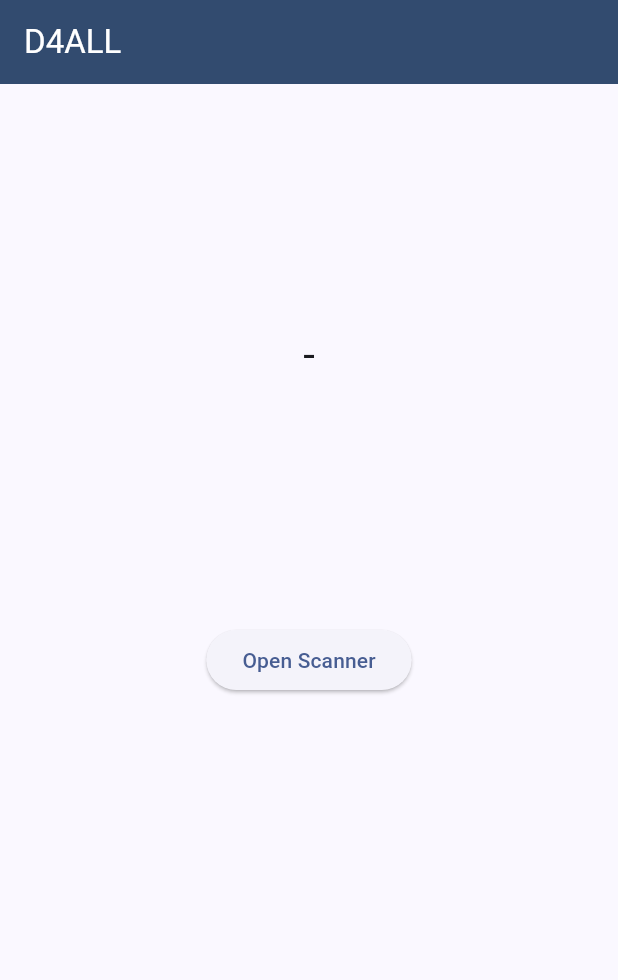
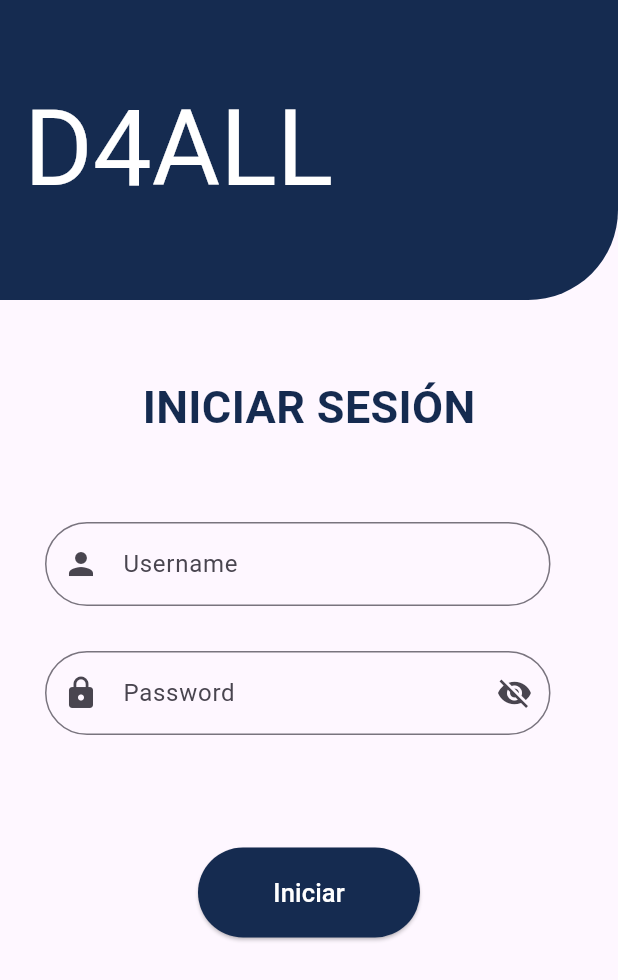
Before and after one commit to jppca/flutter_application_test, a Flutter app: the screen it shows after launch, on a phone screen of 412 x 824 dp. Shown: the top 980 px of the screen. Run offline on Flutter 3.47's test engine with Material 3 defaults, Android fonts, the phone set to English and light mode, and no system bars; missing offline and left inert: simple_barcode_scanner.

Commit message:
appm-000: Added page login and custom widgets.

```diff
--- a/lib/main.dart
+++ b/lib/main.dart
@@ -1,76 +1,30 @@
 import 'package:flutter/material.dart';
-import 'package:simple_barcode_scanner/simple_barcode_scanner.dart';
+import 'package:flutter/services.dart';
+
+// Custom Imports
+import 'package:flutter_application_test/routes/routes.dart';
 
 void main() {
   runApp(const MyApp());
 }
 
 class MyApp extends StatelessWidget {
-  const MyApp({super.key});
+  const MyApp({Key? key}) : super(key: key);
+
   @override
   Widget build(BuildContext context) {
+    //Fixed orientation in the app
+    SystemChrome.setPreferredOrientations(
+        [DeviceOrientation.portraitUp, DeviceOrientation.portraitDown]);
+    //Navigation bar color in the app
+    SystemChrome.setSystemUIOverlayStyle(const SystemUiOverlayStyle(
+      systemNavigationBarColor: Color.fromRGBO(242, 242, 242, 1),
+    ));
     return MaterialApp(
-      title: 'D4ALL Demo',
-      theme: ThemeData(
-        colorScheme: ColorScheme.fromSeed(seedColor: Colors.blue.shade900),
-        useMaterial3: true,
-      ),
-      home: const MyHomePage(title: 'D4ALL'),
+      debugShowCheckedModeBanner: false,
+      title: 'Test',
+      initialRoute: 'login',
+      routes: appRoutes,
     );
   }
 }
-
-class MyHomePage extends StatefulWidget {
-  const MyHomePage({super.key, required this.title});
-  final String title;
-  @override
-  State<MyHomePage> createState() => _MyHomePageState();
-}
-
-class _MyHomePageState extends State<MyHomePage> {
-  var result = "-";
-  @override
-  Widget build(BuildContext context) {
-    return Scaffold(
-      appBar: AppBar(
-        backgroundColor: Color.fromRGBO(50,75,111, 1),
-        title: Text(widget.title,
-        style: TextStyle(color: Colors.white),),
-      ),
-      body: Center(
-          child: Column(
-        children: <Widget>[
-          Center(
-            widthFactor: 15,
-            heightFactor: 10,
-            child: Text(
-              '$result',
-              style: Theme.of(context).textTheme.headlineMedium,
-            ),
-          ),
-           ElevatedButton(
-            onPressed: () async {
-              var res = await Navigator.push(
-                  context,
-                  MaterialPageRoute(
-                    builder: (context) => const SimpleBarcodeScannerPage(
-                      isShowFlashIcon: true,
-                    ),
-                  ));
-              setState(() {
-                if (res is String) {
-                  if(res != '-1'){
-                    result = res;
-                  } else {
-                    result = "No Result :)";
-                  }
-                }
-              });
-            },
-            child: const Text('Open Scanner'),
-          ),
-        ],
-      )),
-    );
-  }
-}
--- /dev/null
+++ b/lib/pages/login_page.dart
@@ -0,0 +1,47 @@
+import 'package:flutter/material.dart';
+
+//Custom Imports.
+import 'package:flutter_application_test/widgets/widget_form.dart';
+
+class LoginPage extends StatefulWidget {
+  const LoginPage({Key? key}) : super(key: key);
+
+  @override
+  _LoginPageState createState() => _LoginPageState();
+}
+
+class _LoginPageState extends State<LoginPage> {
+  @override
+  Widget build(BuildContext context) {
+    return Scaffold(
+      appBar: AppBar(
+        toolbarHeight: 200,
+        backgroundColor: const Color.fromRGBO(21, 43, 80, 1),
+        shape: const RoundedRectangleBorder(
+          borderRadius: BorderRadius.only(
+            bottomRight: Radius.circular(60),
+          ),
+        ),
+        title: const Text(
+          "D4ALL",
+          style: TextStyle(
+            color: Colors.white,
+            fontSize: 70,
+          ),
+        ),
+      ),
+      body: const Scrollbar(
+        child: Align(
+          alignment: Alignment.topCenter,
+          child: SingleChildScrollView(
+            child: Column(
+              children: <Widget>[
+                WForm(),
+              ],
+            ),
+          ),
+        ),
+      ),
+    );
+  }
+}
--- /dev/null
+++ b/lib/pages/scanner_page.dart
@@ -0,0 +1,58 @@
+import 'package:flutter/material.dart';
+import 'package:simple_barcode_scanner/simple_barcode_scanner.dart';
+
+class ScannerPage extends StatefulWidget {
+  const ScannerPage({super.key});
+  @override
+  State<ScannerPage> createState() => _ScannerPageState();
+}
+
+class _ScannerPageState extends State<ScannerPage> {
+  var result = "-";
+  @override
+  Widget build(BuildContext context) {
+    return Scaffold(
+      appBar: AppBar(
+        backgroundColor: const Color.fromRGBO(21, 43, 80, 1),
+        title: const Text(
+          "D4ALL",
+          style: TextStyle(color: Colors.white),
+        ),
+      ),
+      body: Center(
+          child: Column(
+        children: <Widget>[
+          Center(
+            widthFactor: 15,
+            heightFactor: 10,
+            child: Text(
+              '$result',
+              style: Theme.of(context).textTheme.headlineMedium,
+            ),
+          ),
+          ElevatedButton(
+            onPressed: () async {
+              var res = await Navigator.push(
+                  context,
+                  MaterialPageRoute(
+                    builder: (context) => const SimpleBarcodeScannerPage(
+                      isShowFlashIcon: true,
+                    ),
+                  ));
+              setState(() {
+                if (res is String) {
+                  if (res != '-1') {
+                    result = res;
+                  } else {
+                    result = "No Result :)";
+                  }
+                }
+              });
+            },
+            child: const Text('Open Scanner'),
+          ),
+        ],
+      )),
+    );
+  }
+}
--- /dev/null
+++ b/lib/routes/routes.dart
@@ -0,0 +1,10 @@
+import 'package:flutter/material.dart';
+
+//Custom Imports.
+import 'package:flutter_application_test/pages/login_page.dart';
+import 'package:flutter_application_test/pages/scanner_page.dart';
+
+final Map<String, Widget Function(BuildContext)> appRoutes = {
+  'login': (_) => const LoginPage(),
+  'scanner': (_) => const ScannerPage(),
+};
--- /dev/null
+++ b/lib/widgets/widget_custom_input.dart
@@ -0,0 +1,59 @@
+import 'package:flutter/material.dart';
+
+// ignore: must_be_immutable
+class WCustonInput extends StatefulWidget {
+  final IconData icon;
+  final String placeholder;
+  final TextInputType keybordtype;
+  final bool ispassword;
+  bool isObscure;
+  WCustonInput(
+      {Key? key,
+      required this.icon,
+      required this.placeholder,
+      this.keybordtype = TextInputType.text,
+      this.ispassword = false,
+      this.isObscure = true})
+      : super(key: key);
+  @override
+  _WCustonInputState createState() => _WCustonInputState();
+}
+
+class _WCustonInputState extends State<WCustonInput> {
+  @override
+  Widget build(BuildContext context) {
+    return Container(
+      padding: const EdgeInsets.only(top: 5, left: 5, bottom: 5, right: 20),
+      margin: const EdgeInsets.only(bottom: 20),
+      decoration: BoxDecoration(
+        borderRadius: BorderRadius.circular(30),
+      ),
+      child: TextField(
+        autocorrect: false,
+        keyboardType: widget.keybordtype,
+        obscureText: widget.ispassword ? widget.isObscure : false,
+        decoration: InputDecoration(
+          prefixIcon: Icon(
+            widget.icon,
+          ),
+          border: OutlineInputBorder(
+            borderRadius: BorderRadius.circular(50.0),
+          ),
+          hintText: widget.placeholder,
+          suffixIcon: widget.ispassword
+              ? IconButton(
+                  icon: Icon(
+                    widget.isObscure ? Icons.visibility_off : Icons.visibility,
+                  ),
+                  onPressed: () {
+                    setState(() {
+                      widget.isObscure = !widget.isObscure;
+                    });
+                  },
+                )
+              : null,
+        ),
+      ),
+    );
+  }
+}
--- /dev/null
+++ b/lib/widgets/widget_form.dart
@@ -0,0 +1,57 @@
+import 'package:flutter/material.dart';
+
+//custom Imports
+import 'package:flutter_application_test/widgets/widget_custom_input.dart';
+import 'package:flutter_application_test/widgets/widget_title.dart';
+
+class WForm extends StatefulWidget {
+  const WForm({Key? key}) : super(key: key);
+
+  @override
+  _WFormState createState() => _WFormState();
+}
+
+class _WFormState extends State<WForm> {
+  @override
+  Widget build(BuildContext context) {
+    return Container(
+      padding: const EdgeInsets.symmetric(horizontal: 25),
+      child: Column(children: <Widget>[
+        const Wtitle(title: 'INICIAR SESIÓN'),
+        WCustonInput(
+            icon: Icons.person,
+            placeholder: "Username",
+            keybordtype: TextInputType.emailAddress),
+        WCustonInput(
+          icon: Icons.lock,
+          placeholder: "Password",
+          keybordtype: TextInputType.visiblePassword,
+          ispassword: true,
+        ),
+        Container(
+          margin: const EdgeInsets.symmetric(vertical: 50),
+          child: Center(
+            child: ElevatedButton(
+              style: ElevatedButton.styleFrom(
+                  backgroundColor: const Color.fromRGBO(21, 43, 80, 1)),
+              child: const SizedBox(
+                width: 100,
+                height: 60,
+                child: Center(
+                  child: Text(
+                    "Iniciar",
+                    style: TextStyle(
+                        color: Color.fromRGBO(255, 255, 255, 1), fontSize: 17),
+                  ),
+                ),
+              ),
+              onPressed: () async {
+                Navigator.pushReplacementNamed(context, 'scanner');
+              },
+            ),
+          ),
+        ),
+      ]),
+    );
+  }
+}
--- /dev/null
+++ b/lib/widgets/widget_title.dart
@@ -0,0 +1,27 @@
+import 'package:flutter/material.dart';
+
+class Wtitle extends StatelessWidget {
+  final String title;
+
+  const Wtitle({Key? key, required this.title}) : super(key: key);
+
+  @override
+  Widget build(BuildContext context) {
+    return Container(
+      margin: const EdgeInsets.symmetric(vertical: 50),
+      child: Row(
+        mainAxisAlignment: MainAxisAlignment.center,
+        children: <Widget>[
+          Text(
+            title,
+            style: const TextStyle(
+              fontSize: 30,
+              color: Color.fromRGBO(21, 43, 80, 1),
+              fontWeight: FontWeight.bold,
+            ),
+          ),
+        ],
+      ),
+    );
+  }
+}
```
Also changed, not shown: 1 other file.
